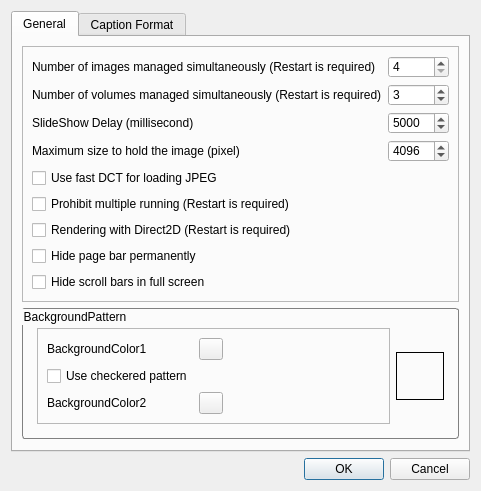
The window that QuickViewer/src/optionsdialog.ui (kanryu/quickviewer) describes before a commit, drawn with Qt 5.
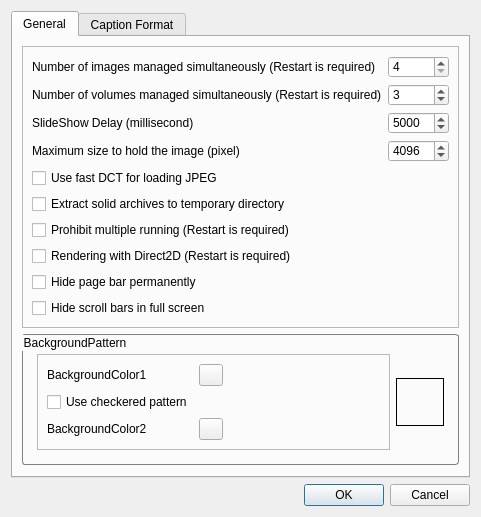
The same window after the commit. The open tabs and pages were chosen to show the change.

Commit message:
pinch with touch panel, support for solid 7z, bugfixed
- Addition of screen rescaling and rotation function with touch panel
- Add to expand solid 7z archive to temporary directory
- bugfixed: Closing the setting dialog with no image displayed aborted

The edit to the form file:
```diff
--- a/QuickViewer/src/optionsdialog.ui
+++ b/QuickViewer/src/optionsdialog.ui
@@ -6,8 +6,8 @@
    <rect>
     <x>0</x>
     <y>0</y>
-    <width>478</width>
-    <height>487</height>
+    <width>467</width>
+    <height>468</height>
    </rect>
   </property>
   <property name="windowTitle">
@@ -177,13 +177,23 @@
            </widget>
           </item>
           <item row="5" column="0">
+           <widget class="QCheckBox" name="checkBoxExtractSolidToTemporary">
+            <property name="toolTip">
+             <string>It takes time to develop all contents, but switching of images becomes faster.</string>
+            </property>
+            <property name="text">
+             <string extracomment="Flag to expand contents of solid compressed archive to temporary directory">Extract solid archives to temporary directory</string>
+            </property>
+           </widget>
+          </item>
+          <item row="6" column="0">
            <widget class="QCheckBox" name="checkBoxProhibitMultipleRunning">
             <property name="text">
              <string>Prohibit multiple running (Restart is required)</string>
             </property>
            </widget>
           </item>
-          <item row="6" column="0">
+          <item row="7" column="0">
            <widget class="QCheckBox" name="checkBoxUseDirect2D">
             <property name="toolTip">
              <string>In a high-resolution environment, it may not work properly unless it is Direct2D. Normally it may be off</string>
@@ -193,14 +203,14 @@
             </property>
            </widget>
           </item>
-          <item row="7" column="0">
+          <item row="8" column="0">
            <widget class="QCheckBox" name="checkBoxHidePageBarParmanently">
             <property name="text">
              <string extracomment="Flag to suppress the automatic display of the page bar">Hide page bar permanently</string>
             </property>
            </widget>
           </item>
-          <item row="8" column="0">
+          <item row="9" column="0">
            <widget class="QCheckBox" name="checkBoxHideScrollBarInFullscreen">
             <property name="text">
              <string extracomment="Flag to suppress the automatic display of the scrollbars in fullscreen">Hide scroll bars in full screen</string>
```
Left out of the diff: 2 changed lines with no effect on the pictures. The commit also changes 17 other files.
